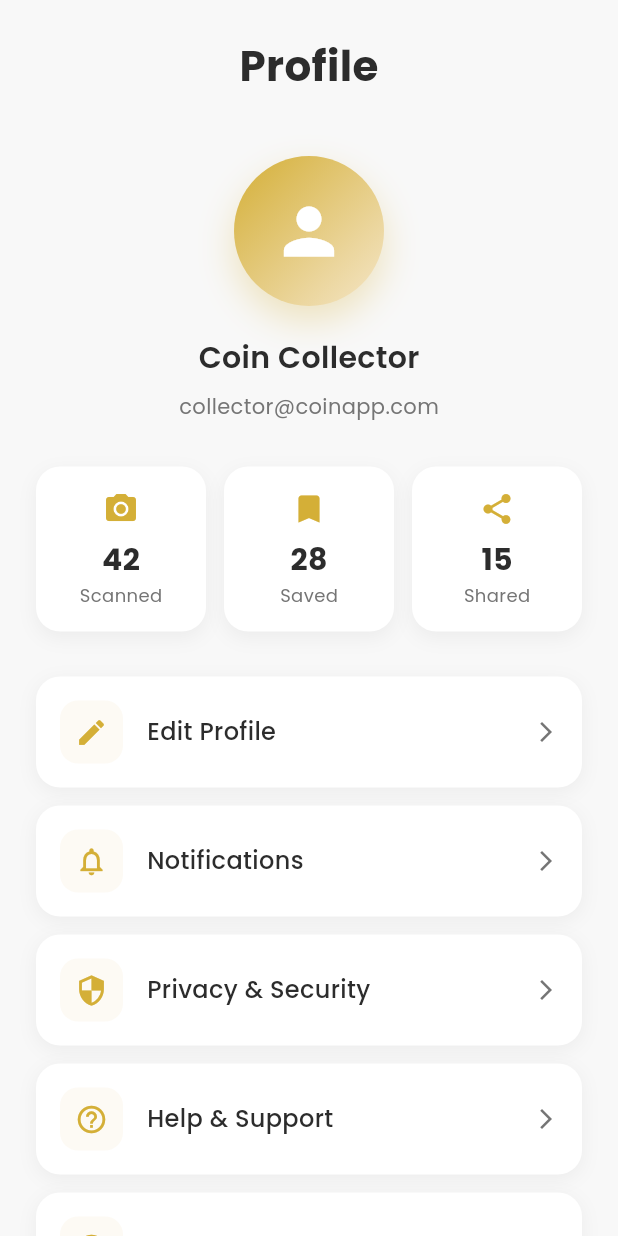
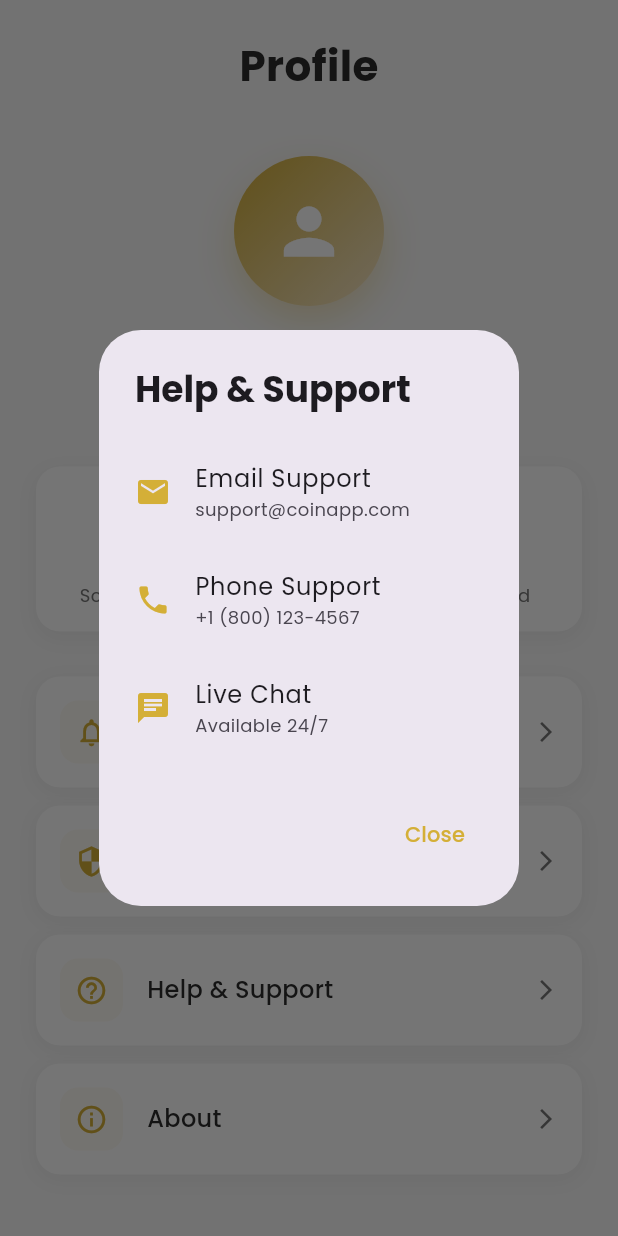
Before and after one commit to ShrutiBaviskar0808/Coin_Identifier, a Flutter app: the ProfileScreen screen opened directly, after a tap on "Help & Support", on a phone screen of 412 x 824 dp. Run offline on Flutter 3.47's test engine with Material 3 defaults, Android fonts, the phone set to English and light mode, and no system bars; our stand-ins replace camera, google_fonts, image_picker, permission_handler; network calls fail.

Commit message:
Remove Edit Profile and Logout, add functionality to profile menu items

```diff
--- a/lib/screens/profile_screen.dart
+++ b/lib/screens/profile_screen.dart
@@ -60,12 +60,18 @@ class ProfileScreen extends StatelessWidget {
                 const SizedBox(height: 30),
                 _buildStatsRow(),
                 const SizedBox(height: 30),
-                _buildMenuItem(Icons.edit, 'Edit Profile', () {}),
-                _buildMenuItem(Icons.notifications_outlined, 'Notifications', () {}),
-                _buildMenuItem(Icons.security, 'Privacy & Security', () {}),
-                _buildMenuItem(Icons.help_outline, 'Help & Support', () {}),
-                _buildMenuItem(Icons.info_outline, 'About', () {}),
-                _buildMenuItem(Icons.logout, 'Logout', () {}, isLogout: true),
+                _buildMenuItem(Icons.notifications_outlined, 'Notifications', () {
+                  _showNotificationsDialog(context);
+                }),
+                _buildMenuItem(Icons.security, 'Privacy & Security', () {
+                  _showPrivacyDialog(context);
+                }),
+                _buildMenuItem(Icons.help_outline, 'Help & Support', () {
+                  _showHelpDialog(context);
+                }),
+                _buildMenuItem(Icons.info_outline, 'About', () {
+                  _showAboutDialog(context);
+                }),
               ],
             ),
           ),
@@ -124,7 +130,7 @@ class ProfileScreen extends StatelessWidget {
     );
   }
 
-  Widget _buildMenuItem(IconData icon, String title, VoidCallback onTap, {bool isLogout = false}) {
+  Widget _buildMenuItem(IconData icon, String title, VoidCallback onTap) {
     return Container(
       margin: const EdgeInsets.only(bottom: 12),
       child: InkWell(
@@ -147,10 +153,10 @@ class ProfileScreen extends StatelessWidget {
               Container(
                 padding: const EdgeInsets.all(10),
                 decoration: BoxDecoration(
-                  color: (isLogout ? Colors.red : AppColors.lightGold).withValues(alpha: 0.2),
+                  color: AppColors.lightGold.withValues(alpha: 0.2),
                   borderRadius: BorderRadius.circular(12),
                 ),
-                child: Icon(icon, color: isLogout ? Colors.red : AppColors.gold, size: 22),
+                child: Icon(icon, color: AppColors.gold, size: 22),
               ),
               const SizedBox(width: 16),
               Expanded(
@@ -159,19 +165,150 @@ class ProfileScreen extends StatelessWidget {
                   style: GoogleFonts.poppins(
                     fontSize: 16,
                     fontWeight: FontWeight.w500,
-                    color: isLogout ? Colors.red : AppColors.textDark,
+                    color: AppColors.textDark,
                   ),
                 ),
               ),
-              Icon(
-                Icons.arrow_forward_ios,
-                size: 16,
-                color: isLogout ? Colors.red : AppColors.textGray,
-              ),
+              Icon(Icons.arrow_forward_ios, size: 16, color: AppColors.textGray),
             ],
           ),
         ),
       ),
     );
   }
+
+  void _showNotificationsDialog(BuildContext context) {
+    showDialog(
+      context: context,
+      builder: (context) => AlertDialog(
+        title: Text('Notifications', style: GoogleFonts.poppins(fontWeight: FontWeight.bold)),
+        content: Column(
+          mainAxisSize: MainAxisSize.min,
+          children: [
+            SwitchListTile(
+              title: Text('Push Notifications', style: GoogleFonts.poppins()),
+              value: true,
+              onChanged: (val) {},
+              activeColor: AppColors.gold,
+            ),
+            SwitchListTile(
+              title: Text('Email Notifications', style: GoogleFonts.poppins()),
+              value: false,
+              onChanged: (val) {},
+              activeColor: AppColors.gold,
+            ),
+          ],
+        ),
+        actions: [
+          TextButton(
+            onPressed: () => Navigator.pop(context),
+            child: Text('Close', style: GoogleFonts.poppins(color: AppColors.gold)),
+          ),
+        ],
+      ),
+    );
+  }
+
+  void _showPrivacyDialog(BuildContext context) {
+    showDialog(
+      context: context,
+      builder: (context) => AlertDialog(
+        title: Text('Privacy & Security', style: GoogleFonts.poppins(fontWeight: FontWeight.bold)),
+        content: SingleChildScrollView(
+          child: Column(
+            mainAxisSize: MainAxisSize.min,
+            crossAxisAlignment: CrossAxisAlignment.start,
+            children: [
+              Text('Data Protection', style: GoogleFonts.poppins(fontWeight: FontWeight.w600)),
+              const SizedBox(height: 8),
+              Text('Your data is encrypted and stored securely. We never share your personal information with third parties.', style: GoogleFonts.poppins(fontSize: 13)),
+              const SizedBox(height: 16),
+              Text('Camera Access', style: GoogleFonts.poppins(fontWeight: FontWeight.w600)),
+              const SizedBox(height: 8),
+              Text('Camera permission is only used for scanning coins and is never accessed without your consent.', style: GoogleFonts.poppins(fontSize: 13)),
+            ],
+          ),
+        ),
+        actions: [
+          TextButton(
+            onPressed: () => Navigator.pop(context),
+            child: Text('Close', style: GoogleFonts.poppins(color: AppColors.gold)),
+          ),
+        ],
+      ),
+    );
+  }
+
+  void _showHelpDialog(BuildContext context) {
+    showDialog(
+      context: context,
+      builder: (context) => AlertDialog(
+        title: Text('Help & Support', style: GoogleFonts.poppins(fontWeight: FontWeight.bold)),
+        content: SingleChildScrollView(
+          child: Column(
+            mainAxisSize: MainAxisSize.min,
+            crossAxisAlignment: CrossAxisAlignment.start,
+            children: [
+              ListTile(
+                leading: Icon(Icons.email, color: AppColors.gold),
+                title: Text('Email Support', style: GoogleFonts.poppins()),
+                subtitle: Text('support@coinapp.com', style: GoogleFonts.poppins(fontSize: 12)),
+                contentPadding: EdgeInsets.zero,
+              ),
+              ListTile(
+                leading: Icon(Icons.phone, color: AppColors.gold),
+                title: Text('Phone Support', style: GoogleFonts.poppins()),
+                subtitle: Text('+1 (800) 123-4567', style: GoogleFonts.poppins(fontSize: 12)),
+                contentPadding: EdgeInsets.zero,
+              ),
+              ListTile(
+                leading: Icon(Icons.chat, color: AppColors.gold),
+                title: Text('Live Chat', style: GoogleFonts.poppins()),
+                subtitle: Text('Available 24/7', style: GoogleFonts.poppins(fontSize: 12)),
+                contentPadding: EdgeInsets.zero,
+              ),
+            ],
+          ),
+        ),
+        actions: [
+          TextButton(
+            onPressed: () => Navigator.pop(context),
+            child: Text('Close', style: GoogleFonts.poppins(color: AppColors.gold)),
+          ),
+        ],
+      ),
+    );
+  }
+
+  void _showAboutDialog(BuildContext context) {
+    showDialog(
+      context: context,
+      builder: (context) => AlertDialog(
+        title: Text('About Coin Identifier', style: GoogleFonts.poppins(fontWeight: FontWeight.bold)),
+        content: SingleChildScrollView(
+          child: Column(
+            mainAxisSize: MainAxisSize.min,
+            crossAxisAlignment: CrossAxisAlignment.start,
+            children: [
+              Text('Version 1.0.0', style: GoogleFonts.poppins(fontWeight: FontWeight.w600)),
+              const SizedBox(height: 16),
+              Text('Coin Identifier is your ultimate companion for identifying, collecting, and learning about coins from around the world.', style: GoogleFonts.poppins(fontSize: 13, height: 1.5)),
+              const SizedBox(height: 16),
+              Text('Features:', style: GoogleFonts.poppins(fontWeight: FontWeight.w600)),
+              const SizedBox(height: 8),
+              Text('• AI-powered coin recognition\n• Extensive coin database\n• Market value tracking\n• Educational resources\n• Collection management', style: GoogleFonts.poppins(fontSize: 13, height: 1.5)),
+              const SizedBox(height: 16),
+              Text('© 2024 Coin Identifier. All rights reserved.', style: GoogleFonts.poppins(fontSize: 11, color: Colors.grey)),
+            ],
+          ),
+        ),
+        actions: [
+          TextButton(
+            onPressed: () => Navigator.pop(context),
+            child: Text('Close', style: GoogleFonts.poppins(color: AppColors.gold)),
+          ),
+        ],
+      ),
+    );
+  }
 }
```
